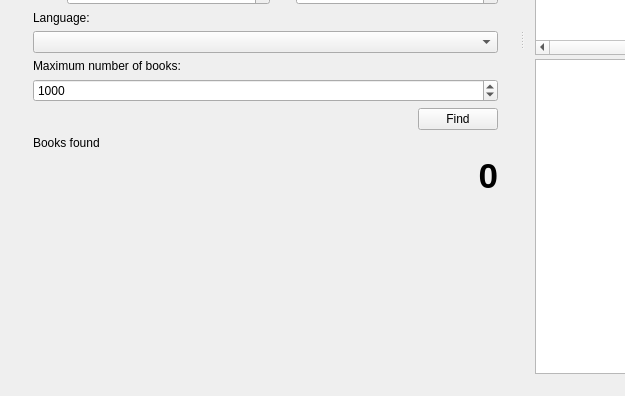
The window that freeLib/src/mainwindow.ui (vpoluyaktov/freeLib) describes before a commit, drawn with Qt 5; both pictures show x 0 to 625 and y 337 to 733 of the 1297 by 733 pixel window.
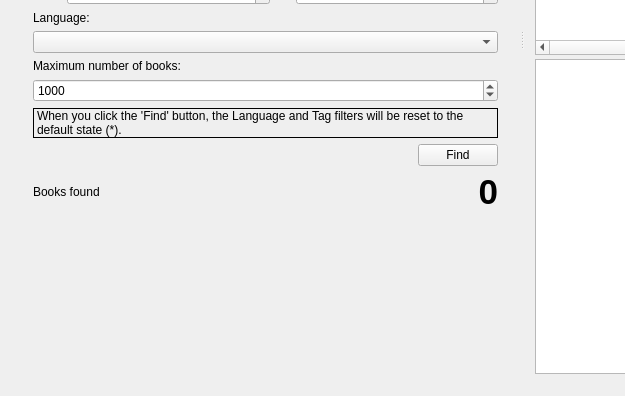
The same window after the commit. Icons and pictures are not drawn.

Commit message: Improved (MainWindow): На вкладку 'Поиск' добавлена информационная метка.

What changed in the file:
```diff
--- a/freeLib/src/mainwindow.ui
+++ b/freeLib/src/mainwindow.ui
@@ -584,6 +584,19 @@
                      </property>
                     </widget>
                    </item>
+                   <item>
+                    <widget class="QLabel" name="labelInformation">
+                     <property name="frameShape">
+                      <enum>QFrame::Panel</enum>
+                     </property>
+                     <property name="text">
+                      <string>When you click the 'Find' button, the Language and Tag filters will be reset to the default state (*).</string>
+                     </property>
+                     <property name="wordWrap">
+                      <bool>true</bool>
+                     </property>
+                    </widget>
+                   </item>
                    <item>
                     <layout class="QHBoxLayout" name="horizontalLayout_7">
                      <property name="spacing">
@@ -612,6 +625,8 @@
                     </layout>
                    </item>
                    <item>
+                    <layout class="QHBoxLayout" name="horizontalLayFindCountMessage">
+                     <item>
                     <widget class="QLabel" name="label_11">
                      <property name="text">
                       <string>Books found</string>
@@ -634,6 +649,8 @@
                       <set>Qt::AlignRight|Qt::AlignTrailing|Qt::AlignVCenter</set>
                      </property>
                     </widget>
+                     </item>
+                    </layout>
                    </item>
                    <item>
                     <spacer name="verticalSpacer">
```
Lines whose indentation alone changed are shown as unchanged. The commit also changes 4 other files.
